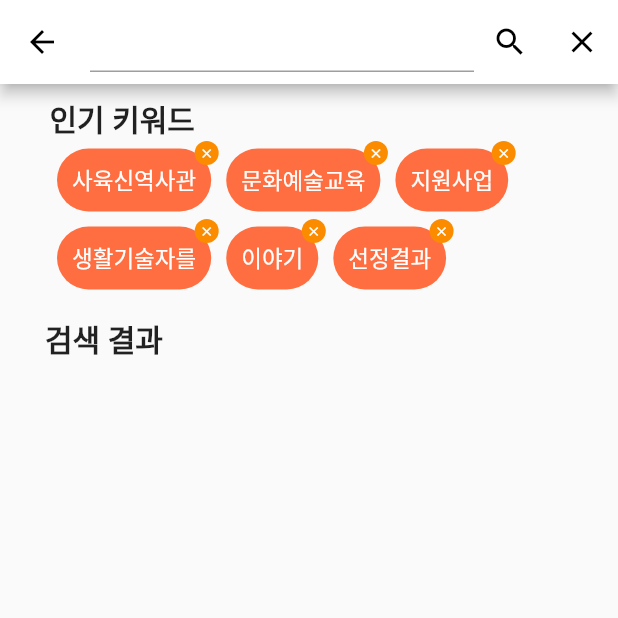
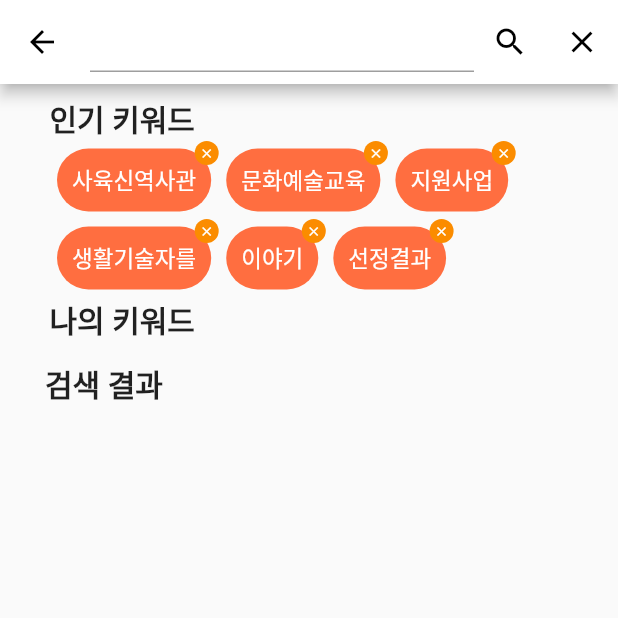
Before and after one commit to yeon220629/dongnerang, a Flutter app: the searchScreen screen opened directly, on a phone screen of 412 x 824 dp, the top half of it. Run offline on Flutter 3.47's test engine with Material 2 defaults, Android fonts, the phone set to English and light mode, and no system bars; our stand-ins replace cached_network_image, cloud_firestore, firebase_auth, firebase_core, firebase_storage, flutter_easyloading and 9 more; missing offline and left inert: flutter_inappwebview, kakao_flutter_sdk, material_tag_editor; accounts and stored records are empty.

Commit message:
키워드 검색 데이터 중복되서 적용 되는 부분 수정

```diff
--- a/lib/constants/common.constants.dart
+++ b/lib/constants/common.constants.dart
@@ -149,9 +149,9 @@ final List mostPopularKeyword = [
 
 List? fnChecklocal(String local){
   if(local == '강남'){
-    return ['강남'',''GANGNAM'];
+    return ['강남','GANGNAM'];
   }else if(local == '강동'){
-    return ['강동'',''GANGDONG'];
+    return ['강동','GANGDONG'];
   }else if(local == '강북'){
     return ["강북",'GANGBUK'];
   }else if(local == '강서'){
--- a/lib/screens/search.screen.dart
+++ b/lib/screens/search.screen.dart
@@ -2,6 +2,7 @@ import 'dart:math';
 
 import 'package:cloud_firestore/cloud_firestore.dart';
 import 'package:dongnerang/constants/colors.constants.dart';
+import 'package:dongnerang/services/firebase.service.dart';
 import 'package:firebase_auth/firebase_auth.dart';
 import 'package:flutter/material.dart';
 import 'package:flutter_inappwebview/flutter_inappwebview.dart';
@@ -23,47 +24,45 @@ class _searchScreenState extends State<searchScreen>
     with SingleTickerProviderStateMixin {
   static TextEditingController SearcheditingController = TextEditingController();
 
-  List<TagModel> _tags = [];
+  String? userEmail = FirebaseAuth.instance.currentUser?.email;
   String get _searchText => SearcheditingController.text.trim();
   bool closeTapContainer = false;
   final _random = Random();
   double topContainer = 0;
+  String url = "";
+  double progress = 0;
+
+  List<TagModel> _tags = [];
   List<Widget> itemsData = [];
   List<Widget> listItems = [];
   List<dynamic> responseData = [];
   List<dynamic> Search_value = [];
-  String url = "";
-  double progress = 0;
-
-
+  List getUserkeyword = [];
+  List? item = [];
 
   Future<void> getPostsData(value) async {
-    if(value == null){
-      print("들어온 변수가 null 값입니다.");
-      value = 'DONGJAK';
+    item = [];
+    List<dynamic> valueData = [];
+    listItems = [];
+    for(int i = 0; i < getUserkeyword.length; i++){
+      item?.add(fnChecklocal(getUserkeyword[i]));
+    }
+    // print("$item : item");
+    // print("${item?.length} : item");
+    for(int i = 0; i < item!.length; i++){
+      DocumentReference<Map<String, dynamic>> docref = FirebaseFirestore.instance.collection("crawlingData").doc(item![i][1]);
+      final DocumentSnapshot<Map<String, dynamic>> documentSnapshot = await docref.get();
+      var valueDoc = documentSnapshot.data();
+
+      valueDoc?.forEach((key, value) {
+        valueData.add(value);
+      });
     }
 
-    DocumentReference<Map<String, dynamic>> docref =
-    FirebaseFirestore.instance.collection("crawlingData").doc(value);
-    final DocumentSnapshot<Map<String, dynamic>> documentSnapshot =
-    await docref.get();
-    var valueDoc = documentSnapshot.data();
-
-    List<dynamic> valueData = [];
-
-    valueDoc?.forEach((key, value) {
-      valueData.add(value);
-    });
-
     List<dynamic> responseList= valueData;
-    // responseData.addAll(responseList);
 
     for ( var post in responseList){
       if(post['title'].contains(value)){
-
-        print("데이터가 포함됨. : ${post['title']}");
-        print("데이터가 포함됨. value :  $value");
-
         listItems.add( GestureDetector(
             onTap: () async{
               final Uri url = Uri.parse('${post["link"]}');
@@ -118,19 +117,20 @@ class _searchScreenState extends State<searchScreen>
                 )
             ))
         );
-        break;
       }
-      if(post['title'] != value){
-        listItems = [];
-      }
+      // if(post['title'] != value){
+      //   listItems = [];
+      // }
     }
+    print("listItems : ${listItems.length}");
+
     setState(() {
       itemsData = listItems;
     });
   }
 
   Future<List> getKeword()async {
-    String? userEmail = FirebaseAuth.instance.currentUser?.email;
+
     List valueTemp = [];
     final checkDuplicate =  await FirebaseFirestore.instance.collection("users").doc(userEmail).get();
     checkDuplicate.data()?.forEach((key, value) {
@@ -138,11 +138,10 @@ class _searchScreenState extends State<searchScreen>
         valueTemp.add(value);
       }
     });
-
-    print("keyTemp : ${valueTemp.first.length}");
     return valueTemp.first;
   }
   final List<TagModel> _tagsToSelect = [
+    //DB에 넣을지 말지 확인 필요
     TagModel(id: 'DONGJAK', title: '사육신역사관'),
     TagModel(id: 'DONGDAEMUN', title: '문화예술교육'),
     TagModel(id: 'NPO', title: '지원사업'),
@@ -150,6 +149,7 @@ class _searchScreenState extends State<searchScreen>
     TagModel(id: 'JUNGGU', title: '이야기'),
     TagModel(id: 'JUNGGU', title: '선정결과'),
   ];
+  final List<TagModel> getKeywordData = [];
 
   refreshState(VoidCallback fn) {
     if (mounted) setState(fn);
@@ -158,6 +158,12 @@ class _searchScreenState extends State<searchScreen>
   @override
   void initState() {
     super.initState();
+    FirebaseService.getUserLocalData(userEmail!, 'local').then((value){
+      int ListData = value.length;
+      for(int i = 0; i < ListData; i++){
+        getUserkeyword.add(value[i]);
+      }
+    });
     SearcheditingController.addListener(() => refreshState(() {}));
     pullToRefreshController = PullToRefreshController(
         options: PullToRefreshOptions(
@@ -175,23 +181,40 @@ class _searchScreenState extends State<searchScreen>
         closeTapContainer = controllers.offset > 50;
       });
     });
-    print(getKeword());
+
+    getKeword().then((value){
+      for(int i = 0; i < value.length; i++){
+        print("$i : ${value[i]}");
+        setState(() {
+          getKeywordData.add(TagModel(id: '$i', title: '${value[i]}'));
+        });
+      }
+    });
   }
+  List<TagModel> _myKeywordResultList() {
+    if (_searchText.isEmpty) {
+      // itemsData = [];
+      return getKeywordData;
+    }
 
-  // @override
-  // void dispose() {
-  //   SearcheditingController.dispose();
-  //   super.dispose();
-  // }
+    List<TagModel> _tempList = [];
+    for (int index = 0; index < getKeywordData.length; index++) {
+      TagModel tagModel = getKeywordData[index];
+      if (tagModel.title
+          .toLowerCase()
+          .trim()
+          .contains(_searchText.toLowerCase())) {
+        _tempList.add(tagModel);
+      }
+    }
+    return _tempList;
+  }
 
   List<TagModel> _filterSearchResultList() {
     if (_searchText.isEmpty) {
-      itemsData = [];
+      // itemsData = [];
       return _tagsToSelect;
     }
-    // else{
-    //   getPostsData(_searchText);
-    // }
 
     List<TagModel> _tempList = [];
     for (int index = 0; index < _tagsToSelect.length; index++) {
@@ -203,7 +226,6 @@ class _searchScreenState extends State<searchScreen>
         _tempList.add(tagModel);
       }
     }
-
     return _tempList;
   }
 
@@ -257,23 +279,6 @@ class _searchScreenState extends State<searchScreen>
         ],
       ),
       body: _tagIcon(),
-      // bottomNavigationBar: BottomNavigationBar(
-      //   items: [
-      //     BottomNavigationBarItem(
-      //       label: '홈',
-      //       icon: IconButton(onPressed: (){
-      //         // Get.to(() => const mainScreen());
-      //         Navigator.pop(context);
-      //       }, icon: Icon(Icons.home),)
-      //     ),
-      //     BottomNavigationBarItem(
-      //         label: '마이페이지',
-      //         icon: IconButton(onPressed: (){
-      //           Get.to(() => const mypageScreen());
-      //         }, icon: Icon(Icons.account_circle),)
-      //     ),
-      //   ]
-      // ),
     );
   }
 
@@ -303,6 +308,18 @@ class _searchScreenState extends State<searchScreen>
       Wrap(
         alignment: WrapAlignment.start,
         children: _filterSearchResultList()
+            .where((tagModel) => !_tags.contains(tagModel))
+            .map((tagModel) => tagChip(
+          tagModel: tagModel,
+          onTap: () => _addTags(tagModel),
+          action: 'Add',
+        ))
+            .toList(),
+      ),
+      Text('나의 키워드', style: TextStyle(fontSize: 20, fontWeight: FontWeight.bold)),
+      Wrap(
+        alignment: WrapAlignment.start,
+        children: _myKeywordResultList()
             .where((tagModel) => !_tags.contains(tagModel))
             .map((tagModel) => tagChip(
           tagModel: tagModel,
@@ -391,6 +408,7 @@ class _searchScreenState extends State<searchScreen>
   }
 
   Widget _serachResultWidget() {
+    print("itemsData길이 : ${itemsData.length}");
     return Flexible(
       child: Column(
         crossAxisAlignment: CrossAxisAlignment.start,
```
Also changed, not shown: lib/screens/url.load.screen.dart (+10 -9 lines).
